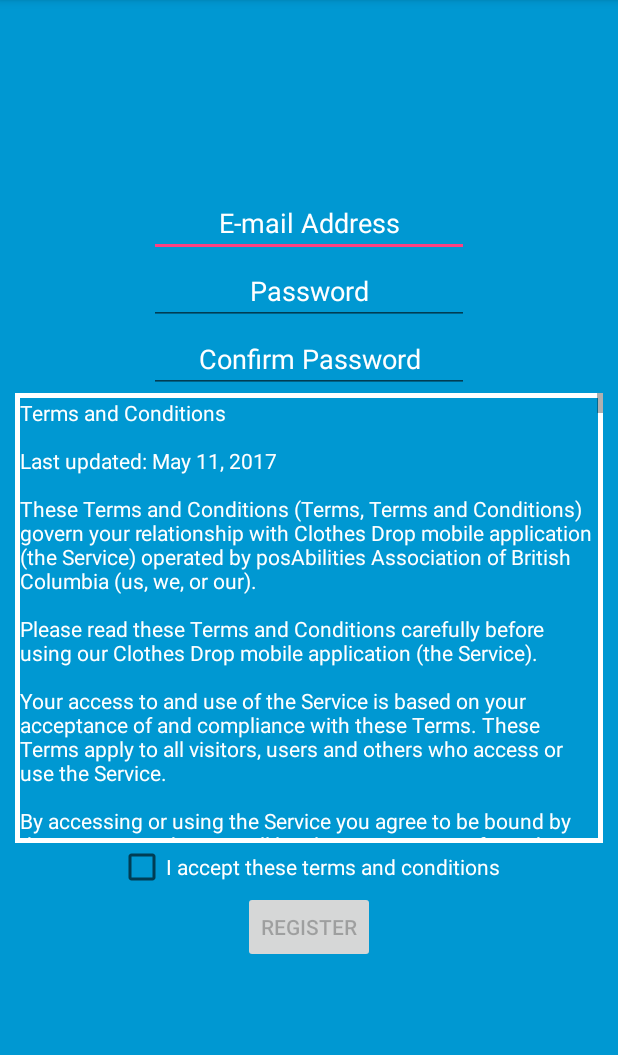
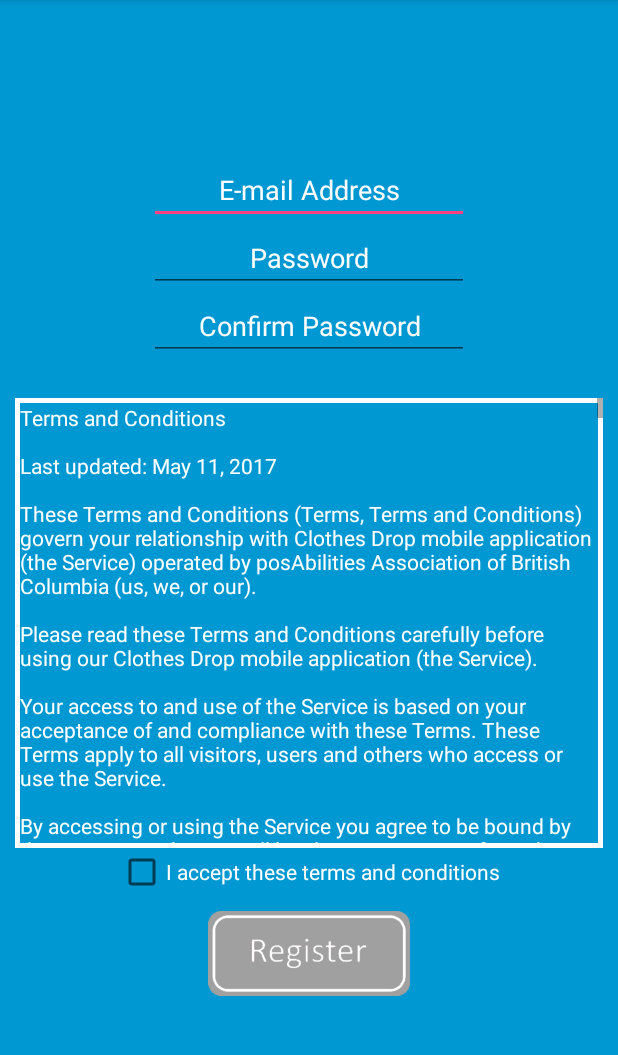
Before and after one commit to UnderratedDev/ClothesDrop, an Android app: the RegisterActivity screen opened directly, with no data from a screen before it, on a phone screen of 412 x 824 dp, the part 84-1139 px from its top. Run offline under Robolectric (Android 15) with nearby library versions, the phone set to English and light mode, and no system bars.

Commit message:
update styling on login and register pages

```diff
--- a/app/src/main/java/nestedternary/project/RegisterActivity.java
+++ b/app/src/main/java/nestedternary/project/RegisterActivity.java
@@ -14,6 +14,7 @@ import android.view.View;
 import android.widget.Button;
 import android.widget.CheckBox;
 import android.widget.CompoundButton;
+import android.widget.ImageButton;
 import android.widget.TextView;
 import android.widget.Toast;
 
@@ -27,12 +28,19 @@ public class RegisterActivity extends AppCompatActivity {
         setContentView(R.layout.activity_register);
 
 
-        final Button registerButton = (Button) findViewById(R.id.button_register_login);
+        final ImageButton registerButton = (ImageButton) findViewById(R.id.button_register_login);
         CheckBox agreeCheckbox = (CheckBox) findViewById(R.id.checkBox_agree);
 
         agreeCheckbox.setOnCheckedChangeListener(new CompoundButton.OnCheckedChangeListener() {
             @Override
             public void onCheckedChanged(CompoundButton buttonView, boolean isChecked) {
+                if (isChecked) {
+                    registerButton.setImageResource(R.drawable.button_register);
+                    registerButton.setClickable(true);
+                } else {
+                    registerButton.setImageResource(R.drawable.button_register_disabled);
+                    registerButton.setClickable(true);
+                }
                 registerButton.setEnabled(isChecked);
             }
         });
--- a/app/src/main/res/layout/activity_register.xml
+++ b/app/src/main/res/layout/activity_register.xml
@@ -40,7 +40,8 @@
         android:textColor="@color/colorWhite"
         android:textColorHint="@color/colorWhite"
         android:textAlignment="center"
-        android:inputType="textPassword" />
+        android:inputType="textPassword"
+        android:layout_marginBottom="25dp"/>
 
     <ScrollView
         android:layout_width="match_parent"
@@ -67,14 +68,30 @@
         android:textColor="@color/colorWhite"
         android:layout_gravity="center"/>
 
-    <Button
-        android:id="@+id/button_register_login"
-        android:layout_width="wrap_content"
+    <LinearLayout
+        android:layout_width="match_parent"
         android:layout_height="wrap_content"
-        android:layout_gravity="center"
-        android:text="Register"
-        android:enabled="false"
-        android:onClick="registerButton"/>
+        android:orientation="horizontal"
+        android:weightSum="1"
+        android:gravity="center"
+        android:layout_marginTop="10dp">
+
+        <ImageButton
+            android:id="@+id/button_register_login"
+            android:layout_width="0dp"
+            android:layout_height="wrap_content"
+            android:layout_weight="0.33"
+            android:layout_gravity="center"
+            android:scaleType="fitEnd"
+            android:background="@android:color/transparent"
+            android:adjustViewBounds="true"
+            android:clickable="false"
+            android:onClick="registerButton"
+            android:src="@drawable/button_register_disabled"/>
+
+    </LinearLayout>
+
+
 
 
 </LinearLayout>
```
Also changed, not shown: app/src/main/res/layout/activity_login.xml (+10 -4 lines), app/src/main/res/drawable/button_register.png (added), app/src/main/res/drawable/button_register_disabled.png (added).
